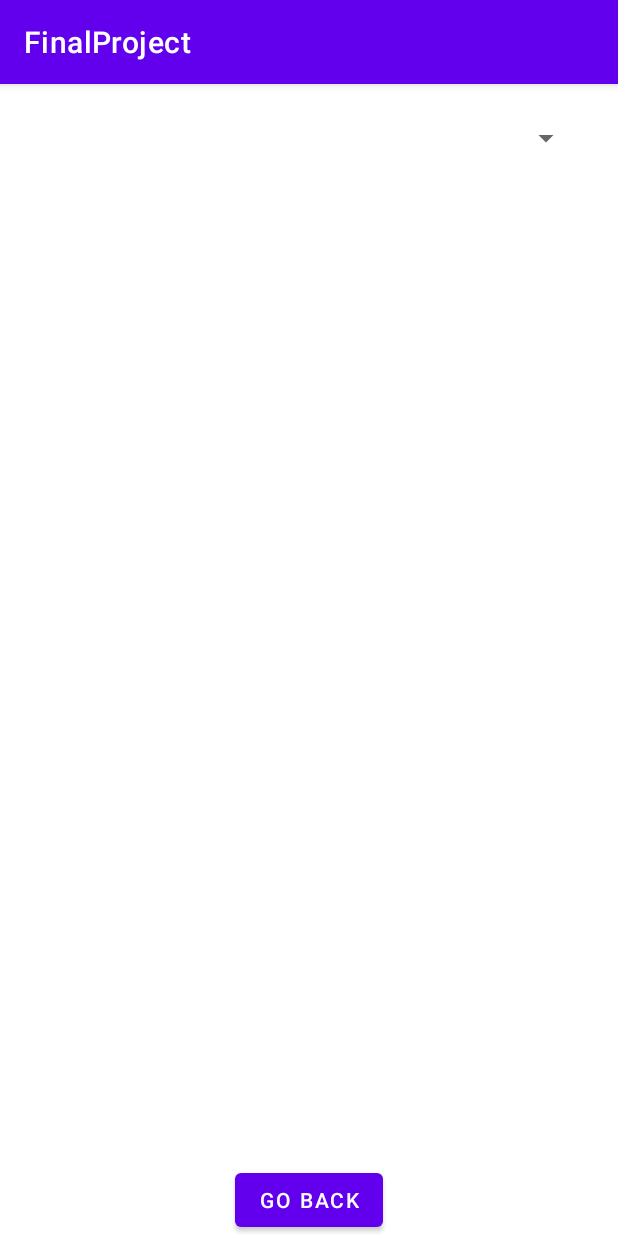
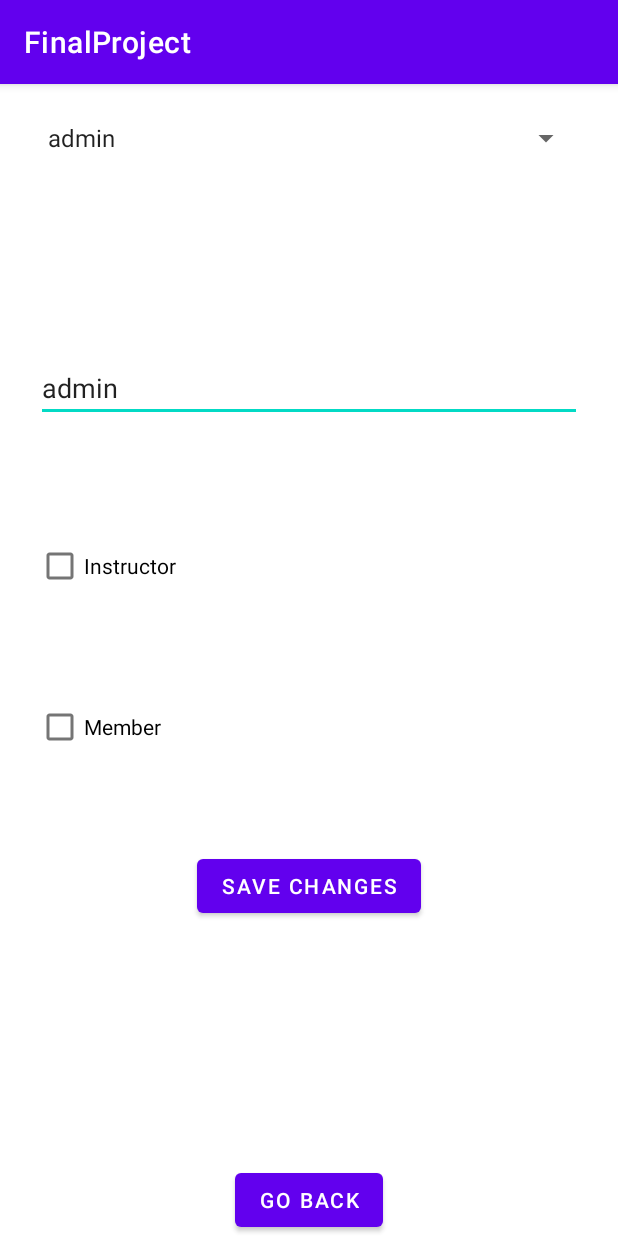
Before and after one commit to CDelongchamp/FinalProject, an Android app: the EditUserActivity screen opened directly, with no data from a screen before it, on a phone screen of 412 x 824 dp. Run offline under Robolectric (Android 15) with nearby library versions, the phone set to English and light mode, and no system bars.

Commit message:
Fixed up edit class type.
Worked on edit users aswell.

```diff
--- a/app/src/main/java/com/example/finalproject/DB_Management.java
+++ b/app/src/main/java/com/example/finalproject/DB_Management.java
@@ -332,7 +332,7 @@ public class DB_Management extends SQLiteOpenHelper {
         cv.put("description", description);
 
 
-        int rowsUpdated = myDB.update("class_types", cv, "class_type =" + old_class_type, null);
+        int rowsUpdated = myDB.update("class_types", cv, "class_type =?", new String[]{old_class_type});
 
         if(rowsUpdated>0){
             return true;
--- a/app/src/main/java/com/example/finalproject/EditUserActivity.java
+++ b/app/src/main/java/com/example/finalproject/EditUserActivity.java
@@ -5,11 +5,22 @@ import androidx.appcompat.app.AppCompatActivity;
 import android.content.Intent;
 import android.os.Bundle;
 import android.view.View;
+import android.widget.AdapterView;
+import android.widget.ArrayAdapter;
 import android.widget.Button;
+import android.widget.Spinner;
+import android.widget.TextView;
+import android.widget.Toast;
+
+import java.util.List;
 
 public class EditUserActivity extends AppCompatActivity {
 
     Button backButton;
+    TextView usernameTextBox;
+    Spinner spinner;
+    DB_Management myDB;
+    String username;
 
     @Override
     protected void onCreate(Bundle savedInstanceState) {
@@ -17,6 +28,10 @@ public class EditUserActivity extends AppCompatActivity {
         setContentView(R.layout.activity_edit_user);
 
         backButton = findViewById(R.id.backButton2);
+        usernameTextBox = findViewById(R.id.usernameTextBox);
+        spinner = findViewById(R.id.userSpinner);
+
+        loadSpinnerData();
 
         backButton.setOnClickListener(new View.OnClickListener() {
             @Override
@@ -24,5 +39,44 @@ public class EditUserActivity extends AppCompatActivity {
                 finish();
             }
         });
+
+        spinner.setOnItemSelectedListener(
+                new AdapterView.OnItemSelectedListener() {
+                    public void onItemSelected(AdapterView<?> parent, View view, int pos, long id) {
+
+                        Object item = parent.getItemAtPosition(pos);
+
+                        username = item.toString();
+                        usernameTextBox.setText(username);
+
+                        myDB.getUserRoles(username);
+
+
+
+                    }
+                    public void onNothingSelected(AdapterView<?> parent) {
+                    }
+                });
+    }
+
+    public void fetchUserData(){
+
+    }
+
+    /**
+     * Function to load the spinner data from SQLite database
+     * */
+    private void loadSpinnerData() {
+        myDB = new DB_Management(this );
+        List<String> labels = myDB.getAllUsers();
+
+        // Creating adapter for spinner
+        ArrayAdapter<String> dataAdapter = new ArrayAdapter<String>(this,android.R.layout.simple_spinner_item, labels);
+
+        // Drop down layout style - list view with radio button
+        dataAdapter.setDropDownViewResource(android.R.layout.simple_spinner_dropdown_item);
+
+        // attaching data adapter to spinner
+        spinner.setAdapter(dataAdapter);
     }
 }
--- a/app/src/main/res/layout/activity_edit_user.xml
+++ b/app/src/main/res/layout/activity_edit_user.xml
@@ -26,4 +26,51 @@
         app:layout_constraintEnd_toEndOf="parent"
         app:layout_constraintStart_toStartOf="parent" />
 
+    <EditText
+        android:id="@+id/usernameTextBox"
+        android:layout_width="0dp"
+        android:layout_height="wrap_content"
+        android:layout_marginStart="24dp"
+        android:layout_marginTop="132dp"
+        android:layout_marginEnd="24dp"
+        android:ems="10"
+        android:inputType="textPersonName"
+        app:layout_constraintEnd_toEndOf="parent"
+        app:layout_constraintStart_toStartOf="parent"
+        app:layout_constraintTop_toBottomOf="@+id/userSpinner" />
+
+    <CheckBox
+        android:id="@+id/isInstructorBox"
+        android:layout_width="0dp"
+        android:layout_height="wrap_content"
+        android:layout_marginStart="24dp"
+        android:layout_marginTop="72dp"
+        android:layout_marginEnd="24dp"
+        android:text="Instructor"
+        app:layout_constraintEnd_toEndOf="parent"
+        app:layout_constraintStart_toStartOf="parent"
+        app:layout_constraintTop_toBottomOf="@+id/usernameTextBox" />
+
+    <CheckBox
+        android:id="@+id/isMemberBox"
+        android:layout_width="0dp"
+        android:layout_height="wrap_content"
+        android:layout_marginStart="24dp"
+        android:layout_marginTop="59dp"
+        android:layout_marginEnd="24dp"
+        android:text="Member"
+        app:layout_constraintEnd_toEndOf="parent"
+        app:layout_constraintStart_toStartOf="parent"
+        app:layout_constraintTop_toBottomOf="@+id/isInstructorBox" />
+
+    <Button
+        android:id="@+id/button"
+        android:layout_width="wrap_content"
+        android:layout_height="wrap_content"
+        android:layout_marginTop="58dp"
+        android:text="Save Changes"
+        app:layout_constraintEnd_toEndOf="parent"
+        app:layout_constraintStart_toStartOf="parent"
+        app:layout_constraintTop_toBottomOf="@+id/isMemberBox" />
+
 </androidx.constraintlayout.widget.ConstraintLayout>
```
